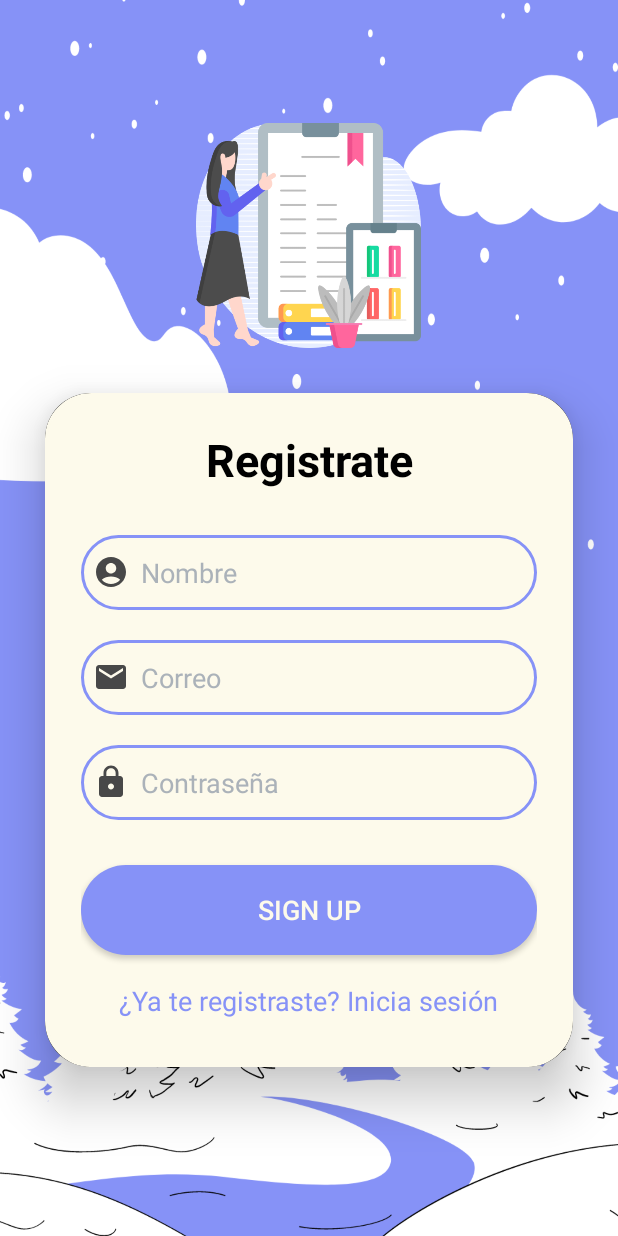
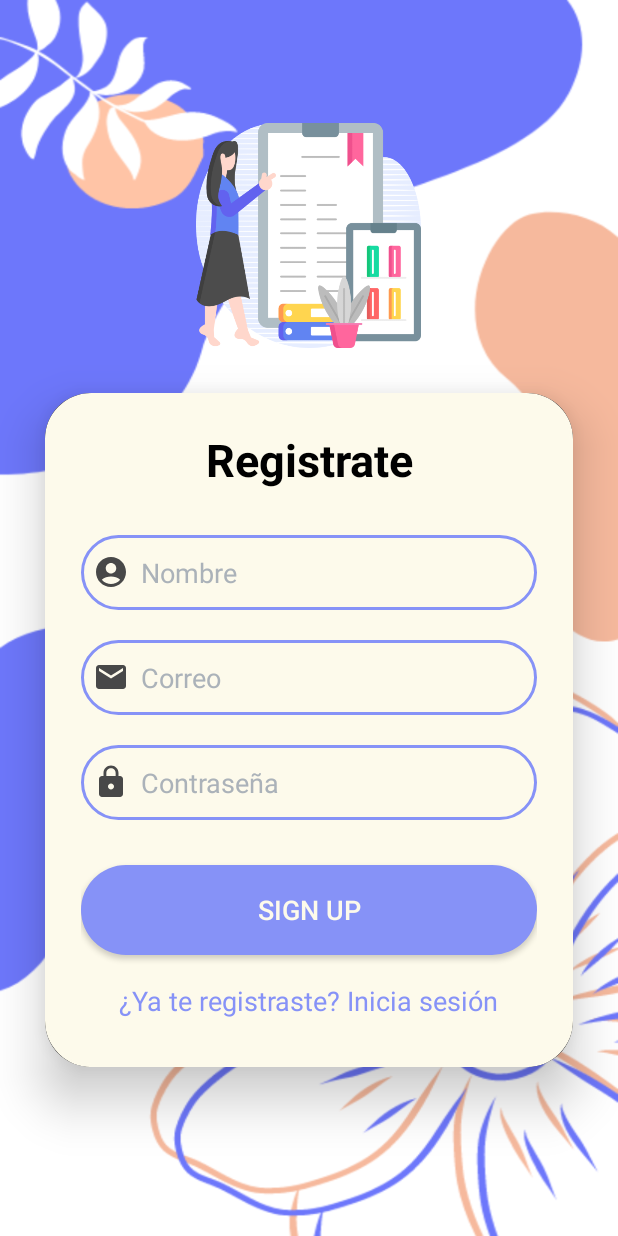
Before and after one commit to QbinVA/Asistify, an Android app: the signupActivity screen opened directly, with no data from a screen before it, on a phone screen of 412 x 824 dp. Run offline under Robolectric (Android 15) with nearby library versions, the phone set to English and light mode, and no system bars; our stand-ins replace Firebase (no records; nobody signed in at launch, a user with empty details on screens opened directly); Roboto replaces fonts that are not available here.

Commit message:
cambie el fondo de login y signup

```diff
--- a/app/src/main/res/layout/activity_login.xml
+++ b/app/src/main/res/layout/activity_login.xml
@@ -8,7 +8,7 @@
     android:layout_height="match_parent"
     android:orientation="vertical"
     android:gravity="center"
-    android:background="@drawable/pagebkg"
+    android:background="@drawable/pagebkg2"
     tools:context=".loginActivity">
 
     <ImageView
--- a/app/src/main/res/layout/activity_signup.xml
+++ b/app/src/main/res/layout/activity_signup.xml
@@ -8,7 +8,7 @@
     android:layout_height="match_parent"
     android:orientation="vertical"
     android:gravity="center"
-    android:background="@drawable/pagebkg"
+    android:background="@drawable/pagebkg2"
     tools:context=".signupActivity">
 
     <ImageView
--- a/app/src/main/res/values/colors.xml
+++ b/app/src/main/res/values/colors.xml
@@ -8,4 +8,5 @@
     <color name="naranja">#EF8E39</color>
     <color name="cafe">#68421C</color>
     <color name="gris">#ABB2B9</color>
+    <color name="green">#50c878</color>
 </resources>
```
Also changed, not shown: app/src/main/res/drawable/pagebkg2.png (added).
